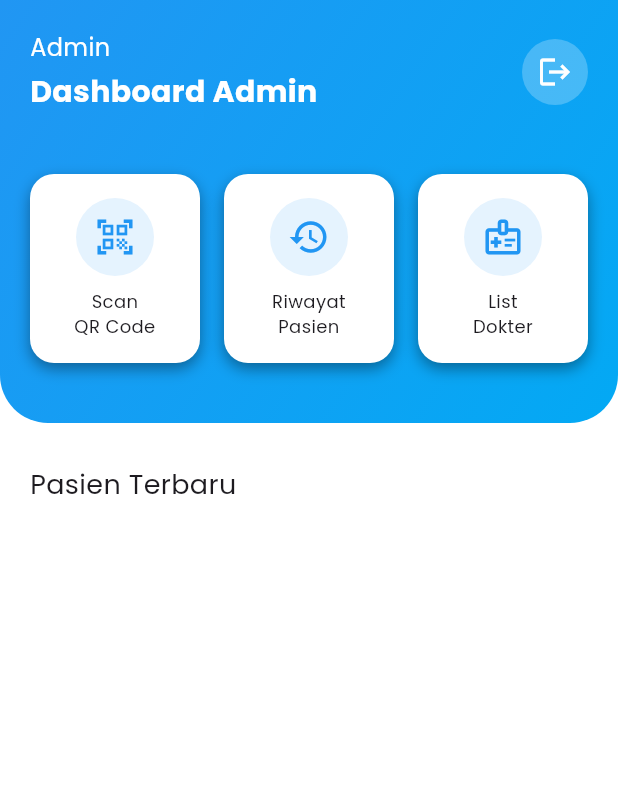
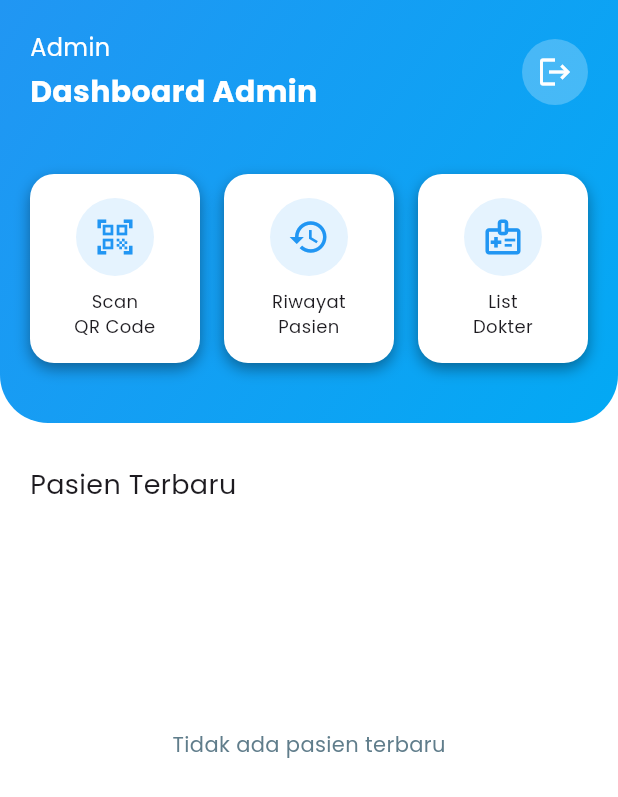
Before and after one commit to warrnn/ambw_project, a Flutter app: the DashboardPage screen opened directly, on a phone screen of 412 x 824 dp. Shown: the top 797 px of the screen. Run offline on Flutter 3.47's test engine with Material 3 defaults, Android fonts, the phone set to English and light mode, and no system bars; our stand-ins replace flutter_dotenv, google_fonts, image_picker, pretty_qr_code, supabase_flutter, syncfusion_flutter_datepicker; missing offline and left inert: qr_code_scanner_plus; accounts and stored records are empty.

Commit message:
finishing and polishing apps (DONE)

```diff
--- a/lib/pages/admin/dashboard_page.dart
+++ b/lib/pages/admin/dashboard_page.dart
@@ -180,8 +180,15 @@ class _DashboardPageState extends State<DashboardPage> {
                     ),
                   ),
                   Expanded(
+                    child: RefreshIndicator(
+                      color: Colors.blue,
+                      backgroundColor: Colors.white,
+                      onRefresh: () async {
+                        setState(() {});
+                      },
                       child: FutureBuilder(
-                      future: VisitTicketService().getAllPendingVisitTickets(),
+                        future: VisitTicketService()
+                            .getAllPendingVisitTickets(),
                         builder: (context, snapshot) {
                           if (snapshot.connectionState ==
                               ConnectionState.waiting) {
@@ -198,8 +205,21 @@ class _DashboardPageState extends State<DashboardPage> {
 
                           final pendingVisitTickets = snapshot.data ?? [];
 
+                          if (pendingVisitTickets.isEmpty) {
                             return SingleChildScrollView(
-                          physics: const BouncingScrollPhysics(),
+                              physics: const AlwaysScrollableScrollPhysics(),
+                              child: const Center(
+                                heightFactor: 16,
+                                child: Text(
+                                  'Tidak ada pasien terbaru',
+                                  style: TextStyle(color: Colors.blueGrey),
+                                ),
+                              ),
+                            );
+                          }
+
+                          return SingleChildScrollView(
+                            physics: const AlwaysScrollableScrollPhysics(),
                             padding: const EdgeInsets.symmetric(vertical: 16),
                             child: Column(
                               children: pendingVisitTickets.map((ticket) {
@@ -217,13 +237,14 @@ class _DashboardPageState extends State<DashboardPage> {
                                       ).format(ticket.visitDate),
                                       visitStatus: ticket.status,
                                     ),
-                                  SizedBox(height: 16),
+                                    const SizedBox(height: 16),
                                   ],
                                 );
                               }).toList(),
                             ),
                           );
                         },
+                      ),
                     ),
                   ),
                 ],
```
Also changed, not shown: lib/pages/admin/add_doctor_page.dart (+6 -2 lines), lib/pages/admin/doctor_list_page.dart (+27 -5 lines), lib/pages/admin/patient_history_page.dart (+12 -2 lines), lib/pages/user/doctor_list_page.dart (+11 -1 lines), lib/pages/user/history_page.dart (+32 -13 lines), lib/pages/user/home_page.dart (+14 -5 lines), pubspec.lock, 5 other files. Lines whose indentation alone changed are shown as unchanged.
